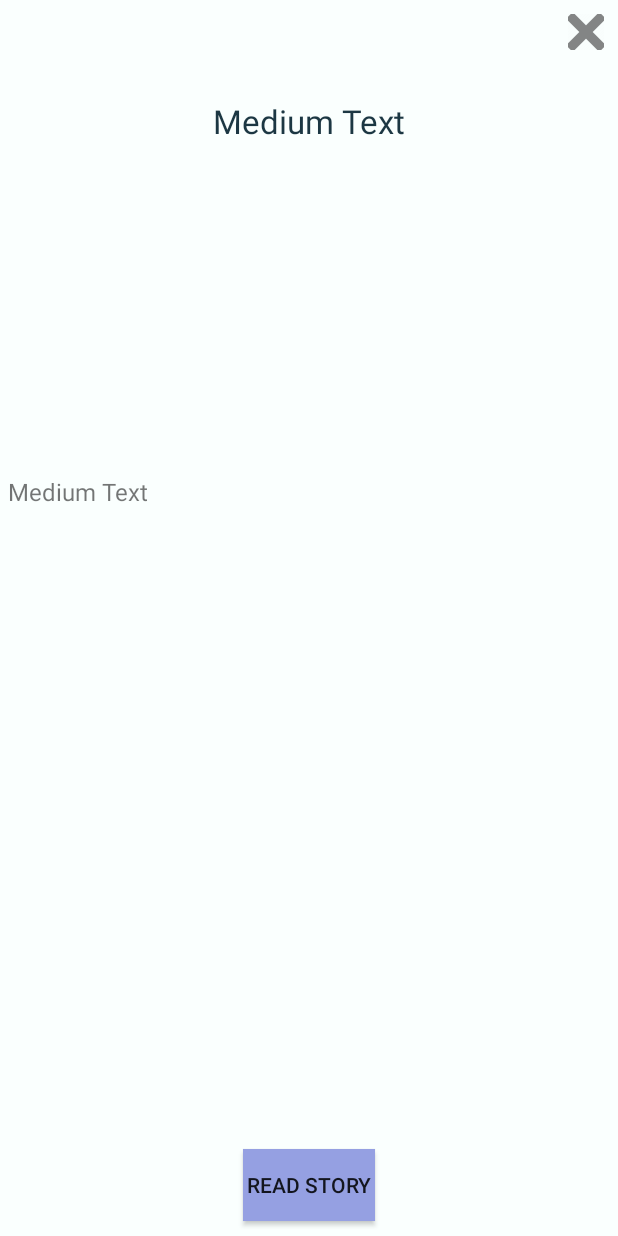
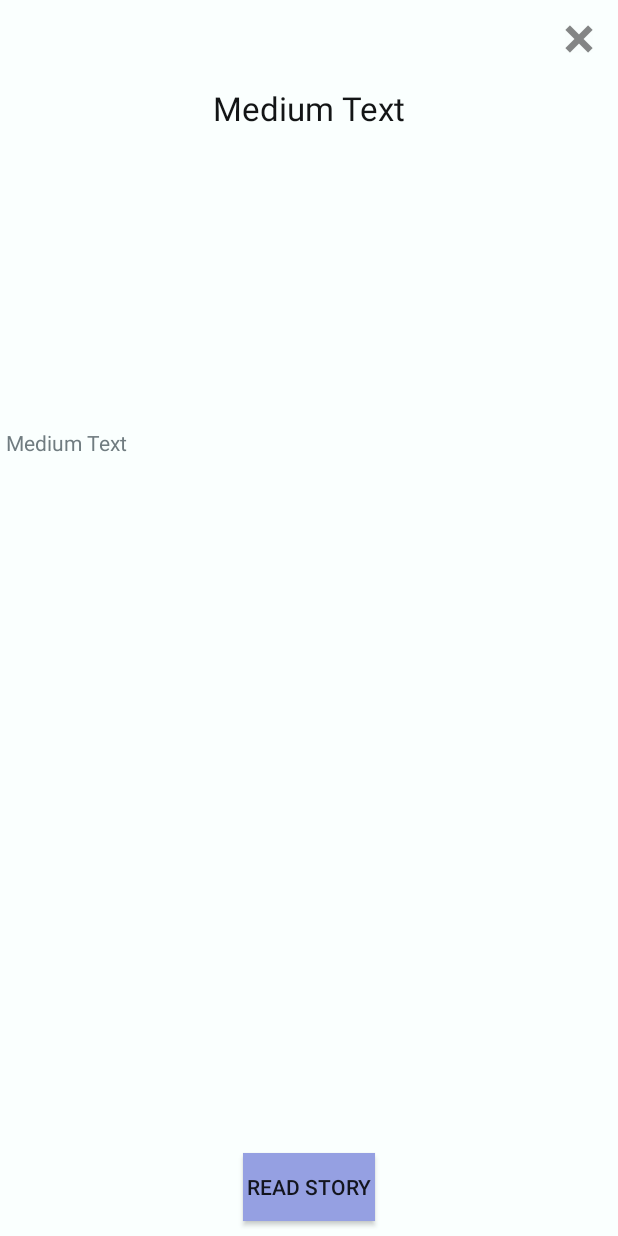
Before and after one commit to martinGele/Science-Time, an Android app: the layout activity_pop_up.xml on its own in the app's theme, with its tools: preview values and no code run, on a phone screen of 412 x 824 dp. Run offline under Robolectric (Android 15) with nearby library versions, the phone set to English and light mode, and no system bars.

Commit message:
Changed text style

```diff
--- a/app/src/main/res/layout/activity_news_details.xml
+++ b/app/src/main/res/layout/activity_news_details.xml
@@ -12,7 +12,7 @@
     <android.support.v7.widget.Toolbar
         android:id="@+id/toolbar_detail"
         android:layout_width="match_parent"
-        android:layout_height="wrap_content"
+        android:layout_height="@dimen/toolbarHeight"
         android:background="@color/colorPrimary"
 
         ></android.support.v7.widget.Toolbar>
--- a/app/src/main/res/layout/activity_pop_up.xml
+++ b/app/src/main/res/layout/activity_pop_up.xml
@@ -6,6 +6,7 @@
     android:layout_height="match_parent"
     android:background="#f7fafffe"
     android:orientation="vertical"
+
     tools:context=".activities.AllNewsActivity">
 
 
@@ -15,24 +16,23 @@
         android:layout_height="wrap_content"
         android:layout_gravity="right"
         android:background="#f7fafffe"
-        android:padding="5dp"
+        android:padding="10dp"
         android:src="@drawable/ic_action_x"/>
 
 
     <TextView
+
         android:id="@+id/text_title1"
         android:layout_width="match_parent"
         android:layout_height="wrap_content"
         android:layout_above="@+id/description_pop_up"
         android:layout_centerHorizontal="true"
-        android:layout_marginTop="18dp"
-        android:layout_weight="0.5"
+        android:layout_weight="0.4"
         android:gravity="center|top"
-
         android:padding="5dp"
         android:text="Medium Text"
         android:textAppearance="?android:attr/textAppearanceLarge"
-        android:textColor="#1c3743"/>
+        android:textColor="#131516"/>
 
     <TextView
         android:id="@+id/description_pop_up"
@@ -40,18 +40,20 @@
         android:layout_height="wrap_content"
         android:layout_centerHorizontal="true"
         android:layout_centerVertical="true"
+        android:layout_marginTop="6dp"
         android:layout_weight="1"
-        android:fontFamily="sans-serif"
-        android:padding="5dp"
+
+        android:padding="4dp"
         android:text="Medium Text"
-        android:textSize="16sp"
+        android:textColor="#707c80"
+        android:textSize="14sp"
         android:textStyle="normal"/>
 
 
     <Button
         android:id="@+id/button_read_story"
         android:layout_width="wrap_content"
-        android:layout_height="wrap_content"
+        android:layout_height="@dimen/buttonHeight"
         android:layout_alignParentBottom="true"
         android:layout_centerHorizontal="true"
         android:layout_gravity="center"
--- a/app/src/main/res/layout/activity_starting.xml
+++ b/app/src/main/res/layout/activity_starting.xml
@@ -10,7 +10,7 @@
     <ImageView
         android:layout_width="match_parent"
         android:layout_height="match_parent"
-        android:background="@drawable/crazy"/>
+        android:background="@drawable/science"/>
 
 
 </RelativeLayout>
--- a/app/src/main/res/layout/custom_row_without_picture.xml
+++ b/app/src/main/res/layout/custom_row_without_picture.xml
@@ -30,9 +30,9 @@
             android:lines="2"
             android:padding="2dp"
             android:text="Msdsds"
-            android:textColor="#1c3743"
+            android:textColor="@color/colorTitle"
             android:textSize="20sp"
-            android:textStyle="bold"
+
             />
 
 
@@ -49,7 +49,7 @@
             android:layout_toEndOf="@+id/thumb_img"
             android:layout_toRightOf="@+id/thumb_img"
             android:layout_weight="0.76"
-            android:fontFamily="sans-serif"
+            android:textColor="@color/colorDescription"
             android:gravity="left"
             android:lines="3"
 
--- a/app/src/main/res/layout/custum_row_news_item_with_picture.xml
+++ b/app/src/main/res/layout/custum_row_news_item_with_picture.xml
@@ -50,9 +50,9 @@
             android:paddingLeft="14dp"
             android:paddingTop="8dp"
             android:text="Msdsds"
-            android:textColor="#1c3743"
+            android:textColor="@color/colorTitle"
             android:textSize="20sp"
-            android:textStyle="bold"/>
+            />
 
 
         <TextView
--- a/app/src/main/res/values/colors.xml
+++ b/app/src/main/res/values/colors.xml
@@ -3,5 +3,7 @@
     <color name="colorPrimary">#95a0e2</color>
     <color name="colorPrimaryDark">#95a0e2</color>
     <color name="colorAccent">#95a0e2</color>
+    <color name="colorTitle">#131516</color>
+    <color name="colorDescription">#707c80</color>
 
 </resources>
--- a/app/src/main/res/values/dimens.xml
+++ b/app/src/main/res/values/dimens.xml
@@ -2,4 +2,6 @@
     <!-- Default screen margins, per the Android Design guidelines. -->
     <dimen name="activity_horizontal_margin">5dp</dimen>
     <dimen name="activity_vertical_margin">5dp</dimen>
+    <dimen name="toolbarHeight">45dp</dimen>
+    <dimen name="buttonHeight">45dp</dimen>
 </resources>
```
Also changed, not shown: app/src/main/AndroidManifest.xml (+5 -2 lines), app/src/main/java/martingele/sciencetime/activities/AllNewsActivity.java (+2 -6 lines), app/src/main/java/martingele/sciencetime/activities/TopNewsActivity.java (added, +20 -0 lines), app/src/main/res/layout/activity_main.xml (+5 -5 lines), app/src/main/res/layout/activity_top_news.xml (added, +28 -0 lines), app/src/main/res/drawable-hdpi/ic_action_x.png, app/src/main/res/drawable-mdpi/ic_action_x.png, app/src/main/res/drawable-xhdpi/ic_action_x.png, app/src/main/res/drawable-xxhdpi/ic_action_x.png.
